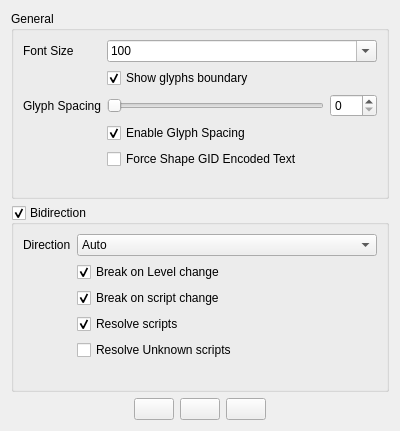
Qt form UI-Qt/QXShapingOptionsWidget.ui (frinkr/FontViewer) before a commit.
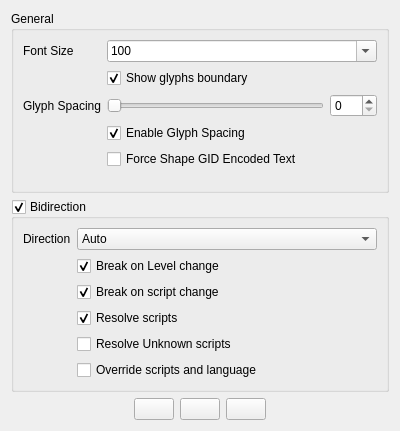
The same form after that commit. Icons and pictures are not drawn.

Commit message: shaping: over scripts

The edit to the form file:
```diff
--- a/UI-Qt/QXShapingOptionsWidget.ui
+++ b/UI-Qt/QXShapingOptionsWidget.ui
@@ -313,6 +313,13 @@
         </property>
        </widget>
       </item>
+      <item row="5" column="1">
+       <widget class="QCheckBox" name="bidiOverrideScriptsCheckBox">
+        <property name="text">
+         <string>Override scripts and language</string>
+        </property>
+       </widget>
+      </item>
      </layout>
     </widget>
    </item>
```
The commit also changes 9 other files.
